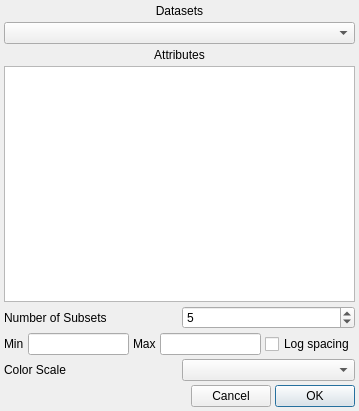
Qt form glue/dialogs/subset_facet/qt/subset_facet.ui (glue-viz/glue) before a commit.
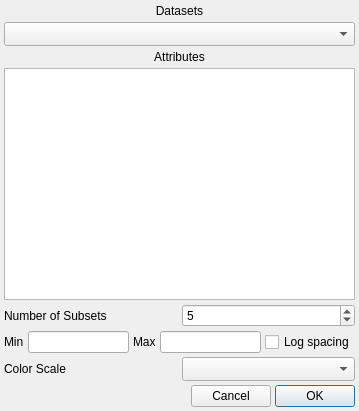
The same form after that commit. Custom widgets are drawn as their Qt base class.

What changed in the file:
```diff
--- a/glue/dialogs/subset_facet/qt/subset_facet.ui
+++ b/glue/dialogs/subset_facet/qt/subset_facet.ui
@@ -42,7 +42,7 @@
    <item>
     <widget class="QComboBox" name="combosel_data">
      <property name="sizeAdjustPolicy">
-      <enum>QComboBox::AdjustToMinimumContentsLength</enum>
+      <enum>QComboBox::AdjustToMinimumContentsLengthWithIcon</enum>
      </property>
     </widget>
    </item>
@@ -130,7 +130,7 @@
      <item>
       <widget class="QColormapCombo" name="combodata_cmap">
        <property name="sizeAdjustPolicy">
-        <enum>QComboBox::AdjustToMinimumContentsLength</enum>
+        <enum>QComboBox::AdjustToMinimumContentsLengthWithIcon</enum>
        </property>
       </widget>
      </item>
```
